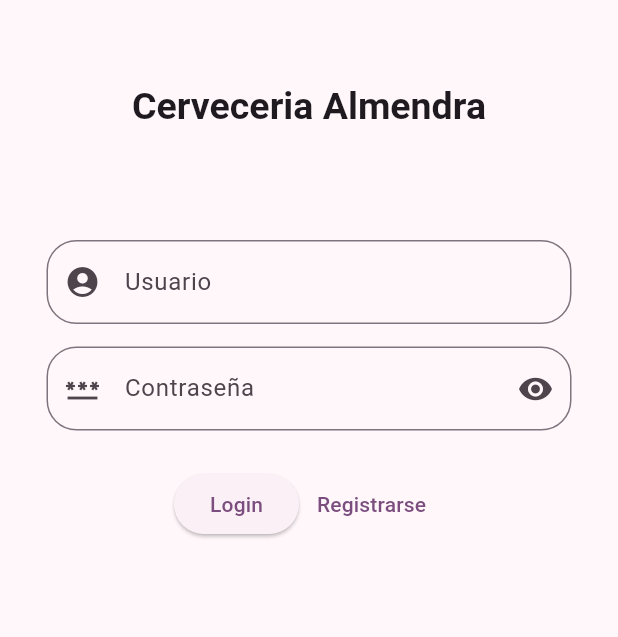
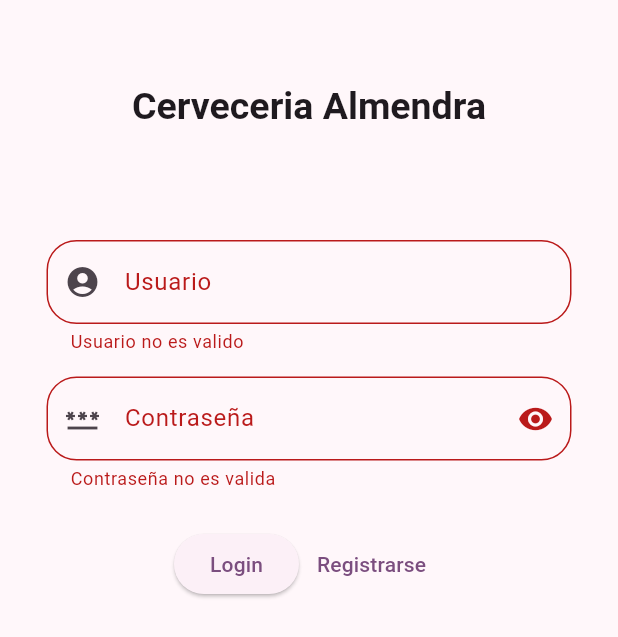
Before and after one commit to eeluque/tarea_dos_dos, a Flutter app: the screen it shows after launch, after a tap on "Login", on a phone screen of 412 x 824 dp. Shown: the top 637 px of the screen. Run offline on Flutter 3.47's test engine with Material 3 defaults, Android fonts, the light colour scheme and no system bars; our stand-ins replace go_router.

Commit message:
adding form validation

```diff
--- a/lib/main.dart
+++ b/lib/main.dart
@@ -1,6 +1,7 @@
 import 'package:flutter/material.dart';
+import 'package:tarea_dos_dos/screens/home.dart';
 import 'package:tarea_dos_dos/screens/signup.dart';
-import 'package:tarea_dos_dos/widgets/my_custom_form.dart';
+import 'package:tarea_dos_dos/widgets/login_form.dart';
 import 'package:go_router/go_router.dart';
 
 void main() {
@@ -11,12 +12,16 @@ final _router = GoRouter(
   routes: [
     GoRoute(
       path: '/',
-      builder: (context, state) => HomePage(),
+      builder: (context, state) => Login(),
     ),
     GoRoute(
       //name: 'Signup',
       path: '/signup',
       builder: (context, state) => Signup(),
+    ),
+    GoRoute(
+      path: '/home',
+      builder: (context, state) => Home(),
     ),
   ],
 );
@@ -48,8 +53,8 @@ class MyApp extends StatelessWidget {
   }
 }
 
-class HomePage extends StatelessWidget {
-  const HomePage({super.key});
+class Login extends StatelessWidget {
+  const Login({super.key});
 
   @override
   Widget build(BuildContext context) {
@@ -59,7 +64,7 @@ class HomePage extends StatelessWidget {
         child: Form(
           child: Column(
             children: [
-              MyCustomForm(),
+              LoginForm(),
             ],
           ),
         ),
--- a/lib/models/credentials.dart
+++ /dev/null
@@ -1,5 +0,0 @@
-class Credentials {
-  final String user;
-  final String pw;
-  Credentials({required this.user, required this.pw});
-}
--- /dev/null
+++ b/lib/screens/home.dart
@@ -0,0 +1,20 @@
+import 'package:flutter/material.dart';
+import 'package:tarea_dos_dos/widgets/my_title.dart';
+
+class Home extends StatelessWidget {
+  const Home({super.key});
+
+  @override
+  Widget build(BuildContext context) {
+    return Scaffold(
+      appBar: AppBar(),
+      body: Center(
+        child: Column(
+          children: [
+            MyTitle(title: "Bienvenido"),
+          ],
+        ),
+      ),
+    );
+  }
+}
--- a/lib/utils/utils.dart
+++ /dev/null
@@ -1,10 +0,0 @@
-import '../models/credentials.dart';
-
-bool checkCreds(Credentials creds) {
-  if (creds.pw == "20162000476" && creds.user == "eeluque@unah.hn") {
-    print("passed!");
-  } else {
-    print("not passed!");
-  }
-  return false;
-}
--- a/lib/widgets/my_custom_form.dart
+++ b/lib/widgets/login_form.dart
@@ -1,18 +1,16 @@
 import 'package:flutter/material.dart';
 import 'package:go_router/go_router.dart';
-import 'package:tarea_dos_dos/models/credentials.dart';
-import 'package:tarea_dos_dos/utils/utils.dart';
 import 'package:tarea_dos_dos/widgets/my_text_field.dart';
 import 'package:tarea_dos_dos/widgets/my_title.dart';
 
-class MyCustomForm extends StatefulWidget {
-  const MyCustomForm({super.key});
+class LoginForm extends StatefulWidget {
+  const LoginForm({super.key});
 
   @override
-  State<MyCustomForm> createState() => _MyCustomFormState();
+  State<LoginForm> createState() => _LoginForm();
 }
 
-class _MyCustomFormState extends State<MyCustomForm> {
+class _LoginForm extends State<LoginForm> {
   final _formKey = GlobalKey<FormState>();
   final userController = TextEditingController();
   final pwController = TextEditingController();
@@ -33,18 +31,30 @@ class _MyCustomFormState extends State<MyCustomForm> {
           MyTitle(title: "Cerveceria Almendra"),
           SizedBox(height: 75),
           MyTextField(
-            myLabel: Text("Usuario"),
-            prefixIcon: Icon(Icons.account_circle),
-            controller: userController,
-          ),
+              myLabel: Text("Usuario"),
+              prefixIcon: Icon(Icons.account_circle),
+              controller: userController,
+              validator: (usuario) {
+                if (usuario != "eeluque@unah.hn") {
+                  return "Usuario no es valido";
+                }
+                return null;
+              }),
           SizedBox(height: 15),
           MyTextField(
             controller: pwController,
             myLabel: Text("Contraseña"),
             prefixIcon: Icon(Icons.password),
             suffixIconButton: IconButton(
-                onPressed: () => {print("clicked")},
-                icon: Icon(Icons.remove_red_eye)),
+              onPressed: () => {print("clicked")},
+              icon: Icon(Icons.remove_red_eye),
+            ),
+            validator: (value) {
+              if (value != "20162000476") {
+                return "Contraseña no es valida";
+              }
+              return null;
+            },
           ),
           SizedBox(height: 25),
           Row(
@@ -52,8 +62,7 @@ class _MyCustomFormState extends State<MyCustomForm> {
             children: [
               ElevatedButton(
                 onPressed: () => {
-                  checkCreds((Credentials(
-                      user: userController.text, pw: pwController.text)))
+                  if (_formKey.currentState!.validate()) {context.go('/home')}
                 },
                 child: Text("Login"),
               ),
--- a/lib/widgets/my_text_field.dart
+++ b/lib/widgets/my_text_field.dart
@@ -5,17 +5,20 @@ class MyTextField extends StatelessWidget {
   final Icon? prefixIcon;
   final IconButton? suffixIconButton;
   final TextEditingController? controller;
+  final FormFieldValidator? validator;
   const MyTextField(
       {super.key,
       this.prefixIcon,
       required this.myLabel,
       this.suffixIconButton,
-      this.controller});
+      this.controller,
+      this.validator});
 
   @override
   Widget build(BuildContext context) {
     return Center(
-      child: TextField(
+      child: TextFormField(
+        validator: validator,
         controller: controller,
         decoration: InputDecoration(
           prefixIcon: prefixIcon,
```
